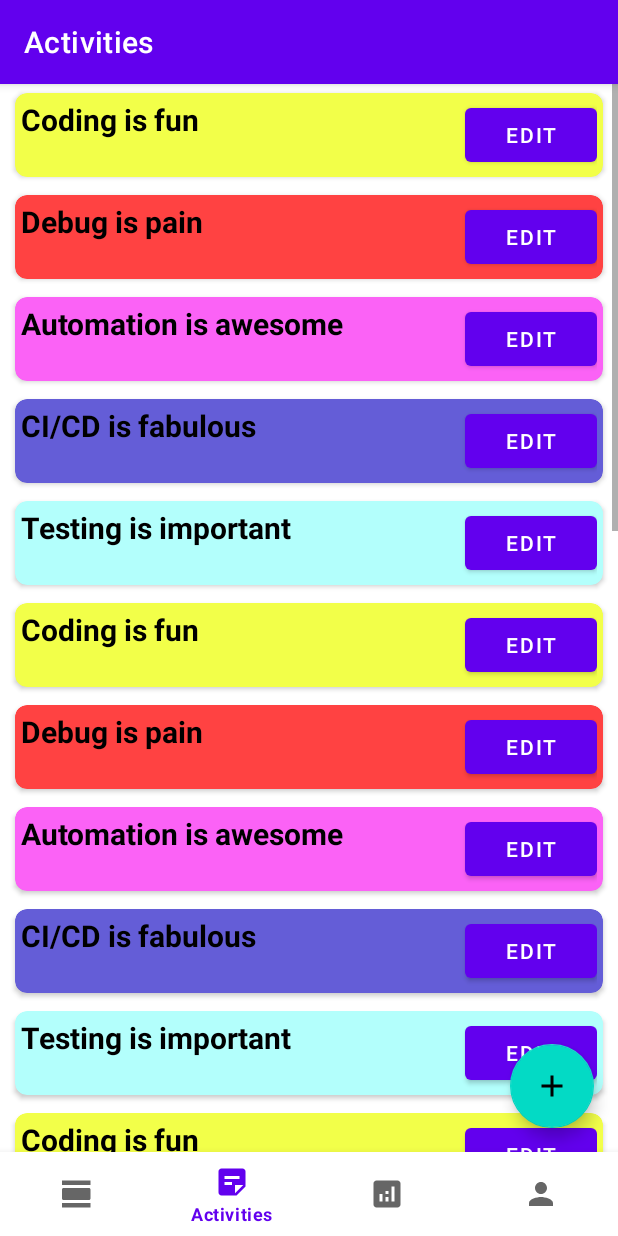
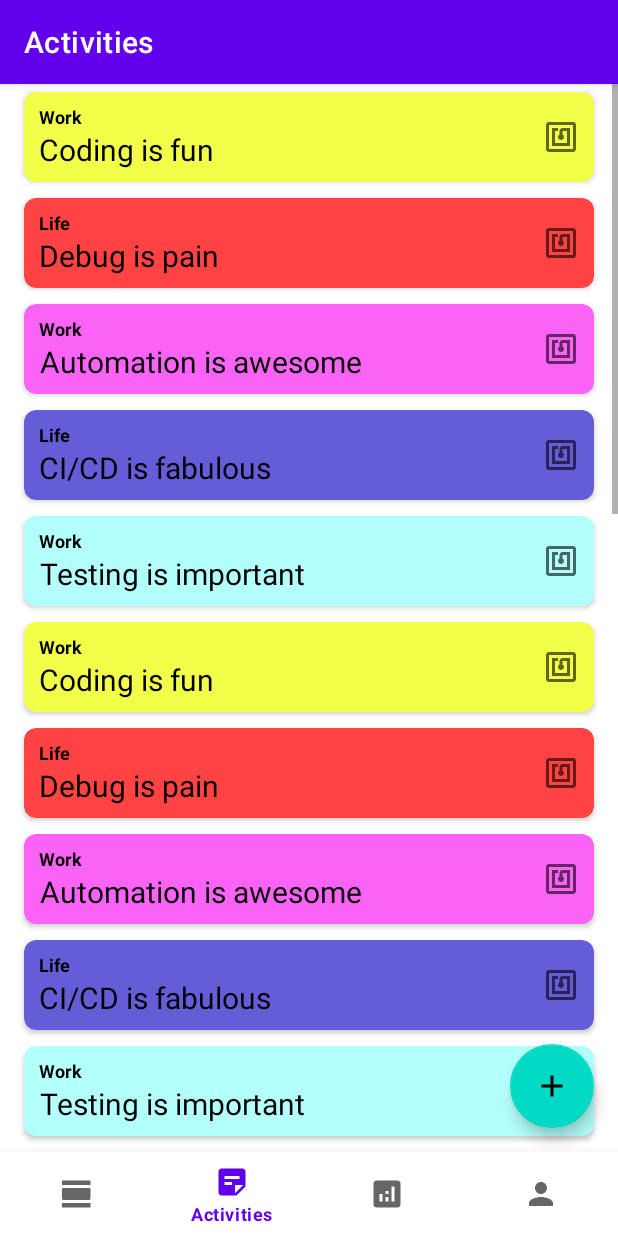
Before and after one commit to MarkHershey/SnapTrack, an Android app: the ActivitiesFragment screen opened through its navigation route, on a phone screen of 412 x 824 dp. Run offline under Robolectric (Android 15) with nearby library versions, the phone set to English and light mode, and no system bars; our stand-ins replace Firebase (no records; nobody signed in at launch, a user with empty details on screens opened directly), navigation-ui; libraries missing offline, so code that uses them is left out: com.firebase.ui.

Commit message:
Update User Activities List view UI

```diff
--- a/SnapTrackApp/app/src/main/java/com/example/snaptrackapp/ui/activities/ActivitiesAdapter.java
+++ b/SnapTrackApp/app/src/main/java/com/example/snaptrackapp/ui/activities/ActivitiesAdapter.java
@@ -23,12 +23,14 @@ public class ActivitiesAdapter extends RecyclerView.Adapter<ActivitiesAdapter.Ac
     }
 
     public static class ActivityViewHolder extends RecyclerView.ViewHolder {
-        public TextView mTextView;
+        public TextView aTextView;
+        public TextView cTextView;
         public CardView mCardView;
 
         public ActivityViewHolder(@NonNull View itemView) {
             super(itemView);
-            mTextView = itemView.findViewById(R.id.activityNameTextView);
+            aTextView = itemView.findViewById(R.id.activityNameTextView);
+            cTextView = itemView.findViewById(R.id.categoryTextView);
             mCardView = itemView.findViewById(R.id.cardView);
         }
     }
@@ -44,7 +46,8 @@ public class ActivitiesAdapter extends RecyclerView.Adapter<ActivitiesAdapter.Ac
     @Override
     public void onBindViewHolder(@NonNull ActivityViewHolder holder, int position) {
         UserActivityInfo currentItem = mActivityList.get(position);
-        holder.mTextView.setText(currentItem.getActivityName());
+        holder.aTextView.setText(currentItem.getActivityName());
+        holder.cTextView.setText(currentItem.getCategory());
         holder.mCardView.setCardBackgroundColor(currentItem.getColor());
 
     }
--- a/SnapTrackApp/app/src/main/java/com/example/snaptrackapp/ui/me/MeViewModel.java
+++ b/SnapTrackApp/app/src/main/java/com/example/snaptrackapp/ui/me/MeViewModel.java
@@ -18,7 +18,6 @@ public class MeViewModel extends ViewModel {
     public MeViewModel() {
         // get current user
         userLoggedIn = DataUtils.getCurrentUser();
-        if (userLoggedIn != null) {
         // get user name
         String name = userLoggedIn.getDisplayName();
         if (name != null && !name.trim().isEmpty()) userNameText.setValue(name);
@@ -28,9 +27,6 @@ public class MeViewModel extends ViewModel {
         String email = userLoggedIn.getEmail();
         userEmailText.setValue(email);
 
-        }else {
-            userNameText.setValue("Not Signed In");
-        }
     }
 
     public LiveData<String> getUserName() {
--- /dev/null
+++ b/SnapTrackApp/app/src/main/res/drawable/nfc_disabled.xml
@@ -0,0 +1,5 @@
+<vector android:alpha="0.2" android:height="24dp"
+    android:tint="?attr/colorControlNormal" android:viewportHeight="24"
+    android:viewportWidth="24" android:width="24dp" xmlns:android="http://schemas.android.com/apk/res/android">
+    <path android:fillColor="@android:color/black" android:pathData="M20,2L4,2c-1.1,0 -2,0.9 -2,2v16c0,1.1 0.9,2 2,2h16c1.1,0 2,-0.9 2,-2L22,4c0,-1.1 -0.9,-2 -2,-2zM20,20L4,20L4,4h16v16zM18,6h-5c-1.1,0 -2,0.9 -2,2v2.28c-0.6,0.35 -1,0.98 -1,1.72 0,1.1 0.9,2 2,2s2,-0.9 2,-2c0,-0.74 -0.4,-1.38 -1,-1.72L13,8h3v8L8,16L8,8h2L10,6L6,6v12h12L18,6z"/>
+</vector>
--- /dev/null
+++ b/SnapTrackApp/app/src/main/res/drawable/nfc_disabled2.xml
@@ -0,0 +1,13 @@
+<vector xmlns:android="http://schemas.android.com/apk/res/android"
+    android:width="24dp"
+    android:height="24dp"
+    android:viewportWidth="24"
+    android:viewportHeight="24"
+    android:tint="?attr/colorControlNormal">
+  <path
+      android:fillColor="@android:color/white"
+      android:pathData="M19,6v10.5l1.95,1.95C20.98,18.3 21,18.15 21,18V6c0,-1.1 -0.9,-2 -2,-2H6.5l2,2H19z"/>
+  <path
+      android:fillColor="@android:color/white"
+      android:pathData="M3.22,3.32L1.95,4.59L3,5.64L3,18c0,1.1 0.9,2 2,2h12.36l2.06,2.06l1.27,-1.27L3.22,3.32zM15,18H5V7.64L15.36,18H15z"/>
+</vector>
--- /dev/null
+++ b/SnapTrackApp/app/src/main/res/drawable/nfc_enabled.xml
@@ -0,0 +1,10 @@
+<vector xmlns:android="http://schemas.android.com/apk/res/android"
+    android:width="24dp"
+    android:height="24dp"
+    android:viewportWidth="24"
+    android:viewportHeight="24"
+    android:tint="?attr/colorControlNormal">
+  <path
+      android:fillColor="@android:color/black"
+      android:pathData="M20,2L4,2c-1.1,0 -2,0.9 -2,2v16c0,1.1 0.9,2 2,2h16c1.1,0 2,-0.9 2,-2L22,4c0,-1.1 -0.9,-2 -2,-2zM20,20L4,20L4,4h16v16zM18,6h-5c-1.1,0 -2,0.9 -2,2v2.28c-0.6,0.35 -1,0.98 -1,1.72 0,1.1 0.9,2 2,2s2,-0.9 2,-2c0,-0.74 -0.4,-1.38 -1,-1.72L13,8h3v8L8,16L8,8h2L10,6L6,6v12h12L18,6z"/>
+</vector>
--- a/SnapTrackApp/app/src/main/res/layout/card_item.xml
+++ b/SnapTrackApp/app/src/main/res/layout/card_item.xml
@@ -1,43 +1,65 @@
 <?xml version="1.0" encoding="utf-8"?>
 <androidx.cardview.widget.CardView xmlns:android="http://schemas.android.com/apk/res/android"
+    xmlns:tools="http://schemas.android.com/tools"
     android:id="@+id/cardView"
     android:layout_width="match_parent"
     android:layout_height="wrap_content"
+    android:layout_marginVertical="5dp"
+    android:layout_marginHorizontal="16dp"
+    android:layout_gravity="center_horizontal"
+    android:paddingHorizontal="16dp"
     xmlns:app="http://schemas.android.com/apk/res-auto"
     app:cardCornerRadius="8dp"
-    app:cardBackgroundColor="@color/cardview_light_background"
-    android:layout_marginVertical="6dp"
-    android:layout_marginHorizontal="10dp"
-    android:paddingHorizontal="10dp">
+    app:cardBackgroundColor="@color/cardview_dark_background">
 
-    <RelativeLayout
+    <androidx.constraintlayout.widget.ConstraintLayout
+        android:id="@+id/cardContentContainer"
         android:layout_width="match_parent"
         android:layout_height="match_parent"
-        android:layout_margin="4dp">
+        android:paddingVertical="8dp">
 
+        <TextView
+            android:id="@+id/categoryTextView"
+            android:layout_width="wrap_content"
+            android:layout_height="wrap_content"
+            android:gravity="center"
+            android:paddingLeft="10dp"
+            android:paddingStart="10dp"
+            android:textSize="12sp"
+            android:textColor="@color/black"
+            android:textStyle="bold"
+            android:text="Activity Category"
+            app:layout_constraintLeft_toLeftOf="parent"
+            app:layout_constraintTop_toTopOf="parent"
+            />
 
         <TextView
             android:id="@+id/activityNameTextView"
             android:layout_width="wrap_content"
-            android:layout_height="match_parent"
+            android:layout_height="wrap_content"
             android:gravity="center"
-            android:text="User-defined Activity"
+            android:paddingStart="10dp"
+            android:paddingLeft="10dp"
+            android:text="User Activity"
+            android:textColor="@color/black"
+            android:textSize="20sp"
+            app:layout_constraintLeft_toLeftOf="parent"
+            app:layout_constraintTop_toBottomOf="@+id/categoryTextView" />
 
-            android:textSize="20sp"
-            android:textStyle="bold"
-            android:textColor="@color/black"
-            android:layout_alignParentLeft="true"/>
-
-        <Button
-            android:id="@+id/activityEditButton"
+        <ImageView
+            android:id="@+id/nfcIndicator"
             android:layout_width="wrap_content"
             android:layout_height="match_parent"
-            android:layout_alignParentRight="true"
-            android:text="Edit"/>
+            android:src="@drawable/nfc_enabled"
+            android:layout_marginHorizontal="10dp"
+            app:layout_constraintBottom_toBottomOf="parent"
+            app:layout_constraintEnd_toEndOf="parent"
+            app:layout_constraintRight_toRightOf="parent"
+            app:layout_constraintTop_toTopOf="parent" />
 
 
 
-    </RelativeLayout>
+    </androidx.constraintlayout.widget.ConstraintLayout>
 
 
 </androidx.cardview.widget.CardView>
```
Lines whose indentation alone changed are shown as unchanged.
